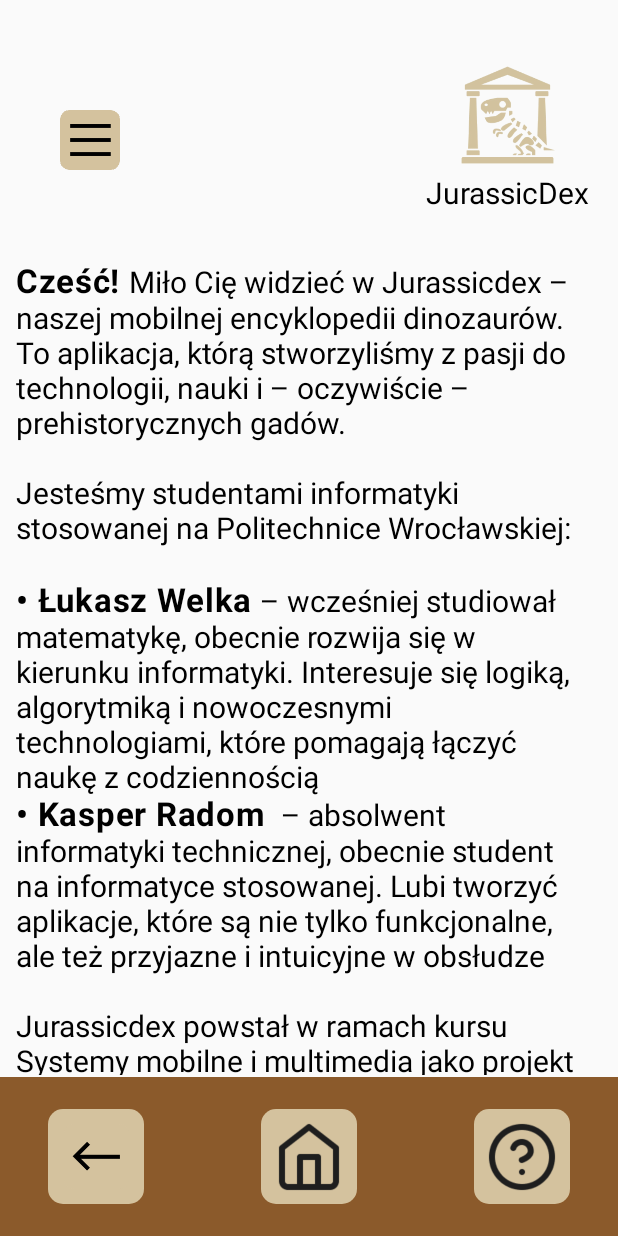
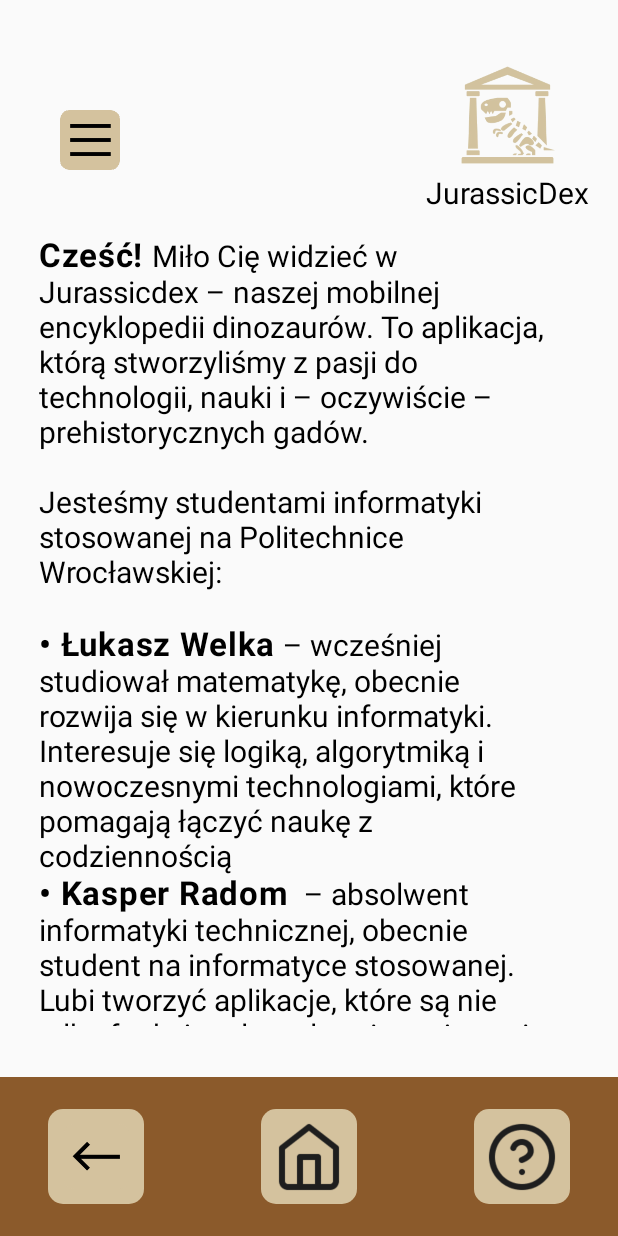
Before and after one commit to Kasper123213/Jurassicdex, an Android app built with Jetpack Compose: the onas screen opened through its navigation route, on a phone screen of 412 x 824 dp. Run offline under Robolectric (Android 15) with nearby library versions, the phone set to English and light mode, and no system bars; our stand-ins replace accompanist; libraries missing offline, so code that uses them is left out: coil.decode, com.google.accompanist.navigation.

Commit message:
dodawanie ulepszeń, kopia zapasowa

```diff
--- a/Jurassicdex/app/build.gradle.kts
+++ b/Jurassicdex/app/build.gradle.kts
@@ -62,6 +62,7 @@ dependencies {
 //    androidTestImplementation(libs.androidx.junit)
     androidTestImplementation(libs.androidx.espresso.core)
     androidTestImplementation(platform(libs.androidx.compose.bom))
+    debugImplementation(libs.ui.tooling)
 //    androidTestImplementation(libs.androidx.ui.test.junit4)
 //    debugImplementation(libs.androidx.ui.tooling)
 //    debugImplementation(libs.androidx.ui.test.manifest)
--- a/Jurassicdex/app/src/main/java/pwr/wit/jurassicdex/ui/components/SharedComponents.kt
+++ b/Jurassicdex/app/src/main/java/pwr/wit/jurassicdex/ui/components/SharedComponents.kt
@@ -74,7 +74,7 @@ fun Header(modifier: Modifier = Modifier, navController: NavHostController, conf
             )
             Box(
                 modifier = Modifier
-                    .padding(horizontal = 8.dp, vertical = 4.dp) // nadaje rozmiar
+                    .padding(horizontal = 8.dp, vertical = 4.dp)
             ) {
                 Text(
                     text = "JurassicDex",
--- a/Jurassicdex/app/src/main/java/pwr/wit/jurassicdex/ui/view/OnasScreen.kt
+++ b/Jurassicdex/app/src/main/java/pwr/wit/jurassicdex/ui/view/OnasScreen.kt
@@ -1,8 +1,11 @@
 package pwr.wit.jurassicdex.ui.view
 
 import android.annotation.SuppressLint
+import android.content.Intent
 import android.content.res.Configuration
+import android.net.Uri
 import androidx.compose.foundation.Image
+import androidx.compose.foundation.clickable
 import androidx.compose.foundation.layout.Arrangement
 import androidx.compose.foundation.layout.Box
 import androidx.compose.foundation.layout.BoxWithConstraints
@@ -38,6 +41,10 @@ import androidx.navigation.NavHostController
 import pwr.wit.jurassicdex.R
 import pwr.wit.jurassicdex.ui.components.Footer
 import pwr.wit.jurassicdex.ui.components.Header
+import androidx.compose.material.icons.Icons
+import androidx.compose.material.icons.filled.Email
+import androidx.compose.material3.Icon
+
 
 
 @SuppressLint("UnusedBoxWithConstraintsScope")
@@ -54,13 +61,13 @@ fun OnasScreen(modifier: Modifier = Modifier, navController: NavHostController)
             navController,
             configuration
         )
-        Row(
+        Box(
 //            horizontalArrangement = Arrangement.spacedBy(10.dp, Alignment.CenterHorizontally),
 //            verticalAlignment = Alignment.CenterVertically,
             modifier = Modifier
                 .align(Alignment.TopCenter)
                 .fillMaxWidth(0.95f)
-                .offset(y = maxHeight * 0.2f)
+                .offset(y = if(configuration.orientation == Configuration.ORIENTATION_LANDSCAPE) maxHeight*0.27f else maxHeight*0.16f)
                 .requiredHeight(height = maxHeight*0.67f)
         ) {
             Column(
@@ -73,7 +80,7 @@ fun OnasScreen(modifier: Modifier = Modifier, navController: NavHostController)
             ) {
                 Box(
                     modifier = modifier
-//                        .requiredWidth(width = 276.dp)
+                        .padding(15.dp)
                         .wrapContentHeight()
                 ) {
                     Text(
@@ -121,6 +128,31 @@ fun OnasScreen(modifier: Modifier = Modifier, navController: NavHostController)
                             .fillMaxSize()
                             .wrapContentHeight(align = Alignment.CenterVertically))
                 }
+                val email = "jurassicdex@hotmail.com"
+                val context = LocalContext.current
+                Row(
+                    verticalAlignment = Alignment.CenterVertically,
+                    modifier = Modifier
+                        .padding(16.dp)
+                        .clickable {
+                            val intent = Intent(Intent.ACTION_SENDTO).apply {
+                                data = Uri.parse("mailto:$email")
+                            }
+                            context.startActivity(intent)
+                        }
+                ) {
+                    Icon(
+                        imageVector = Icons.Default.Email,
+                        contentDescription = "Email",
+                        tint = MaterialTheme.colorScheme.primary,
+                        modifier = Modifier.padding(end = 8.dp)
+                    )
+                    Text(
+                        text = email,
+                        style = MaterialTheme.typography.bodyMedium,
+                        color = MaterialTheme.colorScheme.onBackground
+                    )
+                }
                 Image(
                     painter = painterResource(id = R.drawable.onas),
                     contentDescription = "sylwetka Tworcow",
--- a/Jurassicdex/app/src/main/java/pwr/wit/jurassicdex/ui/view/Start.kt
+++ b/Jurassicdex/app/src/main/java/pwr/wit/jurassicdex/ui/view/Start.kt
@@ -56,11 +56,11 @@ fun Start(modifier: Modifier = Modifier, navController: NavHostController) {
             navController,
             configuration
         )
-        Row(
+        Box(
             modifier = Modifier
                 .align(Alignment.TopCenter)
                 .fillMaxWidth(0.95f)
-                .offset(y = maxHeight * 0.2f)
+                .offset(y = if(configuration.orientation == Configuration.ORIENTATION_LANDSCAPE) maxHeight*0.27f else maxHeight*0.16f)
                 .requiredHeight(height = maxHeight*0.67f)
         ) {
             Column(
@@ -73,7 +73,7 @@ fun Start(modifier: Modifier = Modifier, navController: NavHostController) {
             ) {
                 Box(
                     modifier = modifier
-//                        .requiredWidth(width = 250.dp)
+                        .padding(15.dp)
                         .wrapContentHeight()
                 ) {
                     Text(
```
Also changed, not shown: Jurassicdex/app/src/main/java/pwr/wit/jurassicdex/ui/view/DinosaurScreen.kt (+55 -7 lines), Jurassicdex/app/src/main/java/pwr/wit/jurassicdex/ui/view/QuizScreen.kt (+11 -0 lines).
